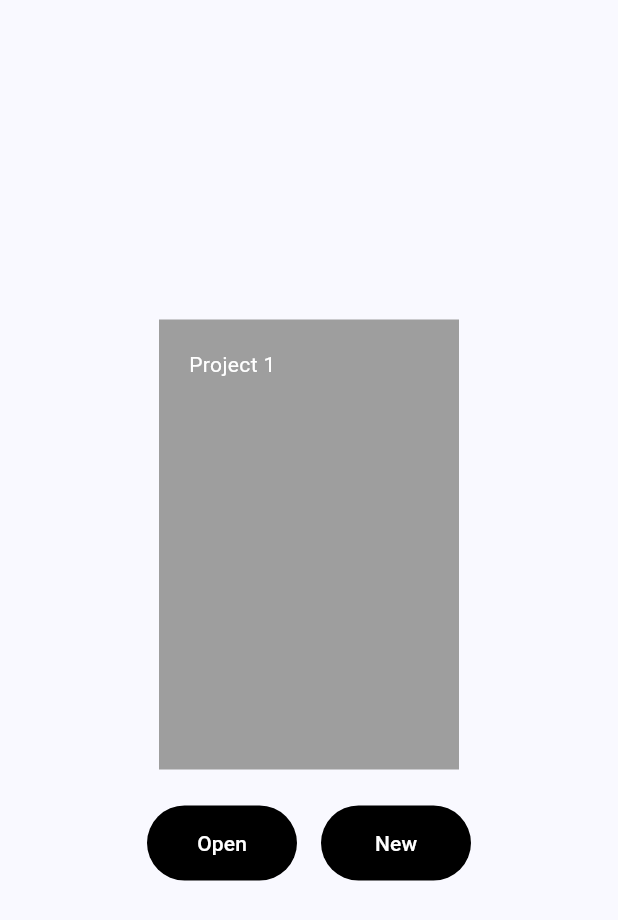
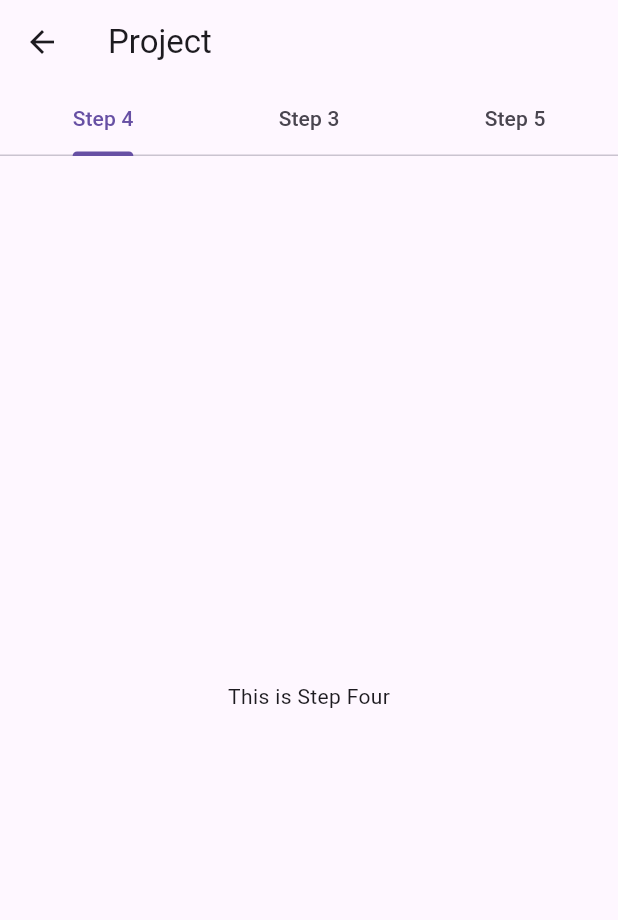
Before and after one commit to Beelzenef/fireflake, a Flutter app: the screen it shows after launch, after a tap on "Open", on a phone screen of 412 x 824 dp. Shown: the top 920 px of the screen. Run offline on Flutter 3.47's test engine with Material 3 defaults, Android fonts, the phone set to English and light mode, and no system bars.

Commit message:
Add project steps wrapper

```diff
--- a/src/fireflake/lib/main.dart
+++ b/src/fireflake/lib/main.dart
@@ -1,5 +1,4 @@
 import 'package:fireflake/projects_page.dart';
-import 'package:flutter/cupertino.dart';
 import 'package:flutter/material.dart';
 
 void main() {
@@ -11,10 +10,10 @@ class MyApp extends StatelessWidget {
 
   @override
   Widget build(BuildContext context) {
-    return const CupertinoApp(
+    return MaterialApp(
       debugShowCheckedModeBanner: false,
       title: 'Fireflake',
-      theme: CupertinoThemeData(brightness: Brightness.light),
+      theme: ThemeData(brightness: Brightness.light),
       home: HomePage(title: 'Fireflake'),
     );
   }
--- a/src/fireflake/lib/projects_page.dart
+++ b/src/fireflake/lib/projects_page.dart
@@ -1,4 +1,5 @@
 import 'package:fireflake/models/project.dart';
+import 'package:fireflake/projectwrapper.dart';
 import 'package:flutter/material.dart';
 
 class ProjectsPage extends StatefulWidget {
@@ -37,7 +38,11 @@ class _ProjectsPageState extends State<ProjectsPage> {
                   child: TextButton(
                       style: mainButtonStyle(),
                       onPressed: () {
-                        print('Opening existing project...');
+                        Navigator.of(context).push(
+                          MaterialPageRoute(
+                            builder: (context) => ProjectWrapper(),
+                          ),
+                        );
                       },
                       child: const Text('Open')),
                 ),
--- /dev/null
+++ b/src/fireflake/lib/projectwrapper.dart
@@ -0,0 +1,40 @@
+
+import 'package:flutter/material.dart';
+import 'step_views/step3.dart';
+import 'step_views/step4.dart';
+import 'step_views/step5.dart';
+
+class ProjectWrapper extends StatefulWidget {
+  const ProjectWrapper({super.key});
+
+  @override
+  State<ProjectWrapper> createState() => _ProjectWrapperState();
+}
+
+class _ProjectWrapperState extends State<ProjectWrapper> {
+  @override
+  Widget build(BuildContext context) {
+    return DefaultTabController(
+      length: 3,
+      child: Scaffold(
+        appBar: AppBar(
+          title: const Text('Project'),
+          bottom: const TabBar(
+            tabs: [
+              Tab(text: 'Step 4'),
+              Tab(text: 'Step 3'),
+              Tab(text: 'Step 5'),
+            ],
+          ),
+        ),
+        body: const TabBarView(
+          children: [
+            StepFourPage(),
+            StepThreePage(),
+            StepFivePage(),
+          ],
+        ),
+      ),
+    );
+  }
+}
--- /dev/null
+++ b/src/fireflake/lib/step_views/step4.dart
@@ -0,0 +1,17 @@
+import 'package:flutter/material.dart';
+
+class StepFourPage extends StatefulWidget {
+  const StepFourPage({super.key});
+
+  @override
+  State<StepFourPage> createState() => _StepFourPageState();
+}
+
+class _StepFourPageState extends State<StepFourPage> {
+  @override
+  Widget build(BuildContext context) {
+    return Center(
+      child: Text('This is Step Four'),
+    );
+  }
+}
--- /dev/null
+++ b/src/fireflake/lib/step_views/step5.dart
@@ -0,0 +1,17 @@
+import 'package:flutter/material.dart';
+
+class StepFivePage extends StatefulWidget {
+  const StepFivePage({super.key});
+
+  @override
+  State<StepFivePage> createState() => _StepFivePageState();
+}
+
+class _StepFivePageState extends State<StepFivePage> {
+  @override
+  Widget build(BuildContext context) {
+    return Center(
+      child: Text('This is Step Five'),
+    );
+  }
+}
```
